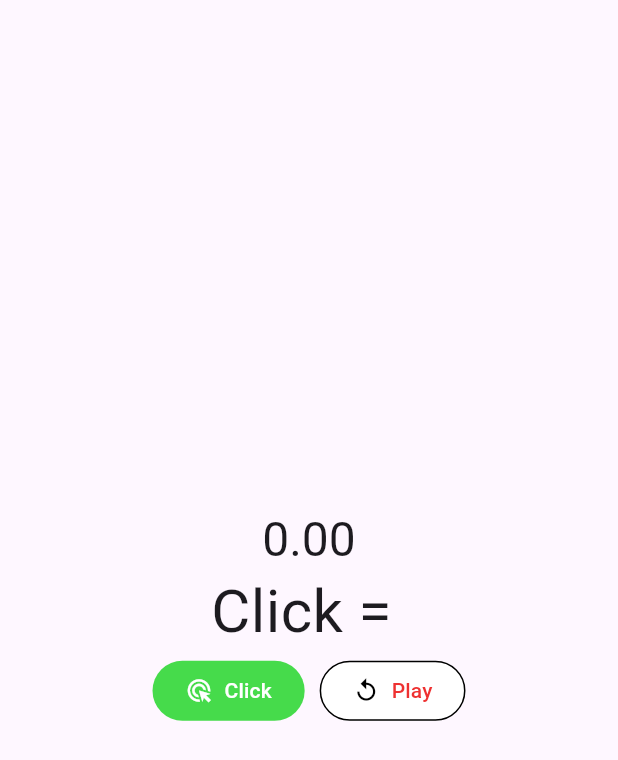
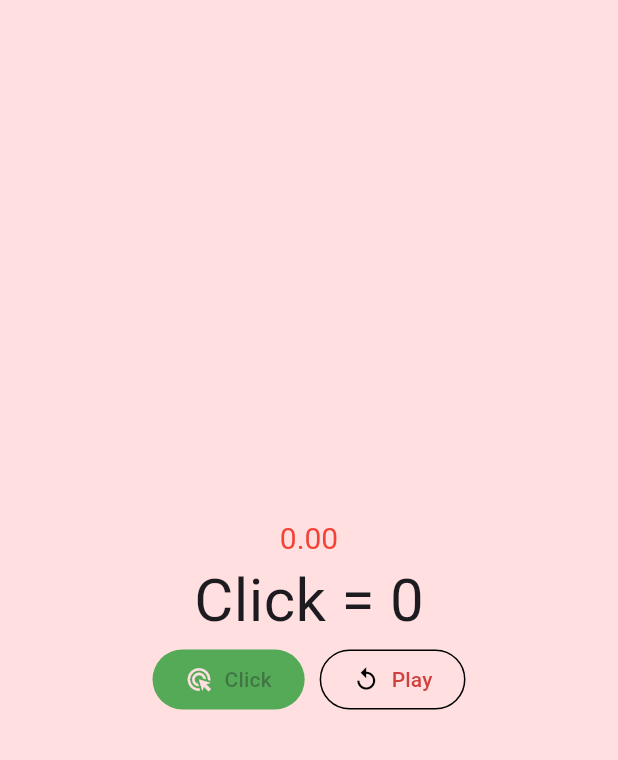
Before and after one commit to Chanon-ai/week4, a Flutter app: the GameClick screen opened directly, after a tap on "Play", on a phone screen of 412 x 824 dp. Shown: the top 760 px of the screen. Run offline on Flutter 3.47's test engine with Material 3 defaults, Android fonts, the phone set to English and light mode, and no system bars; our stand-ins replace google_fonts.

Commit message:
Final Ass2

```diff
--- a/lib/main.dart
+++ b/lib/main.dart
@@ -5,5 +5,5 @@ import 'package:flutter_application_1/week6/week6.3.dart';
 
 
 void main() {
-  runApp(MaterialApp(home: SignIn(), debugShowCheckedModeBanner: false,));
+  runApp(MaterialApp(home: GameClick(), debugShowCheckedModeBanner: false,));
 }
--- a/lib/week6/Ass2.dart
+++ b/lib/week6/Ass2.dart
@@ -8,12 +8,13 @@ class GameClick extends StatefulWidget {
   State<GameClick> createState() => _GameClickState();
 }
 
-const Color bgColor = Colors.white;
+const Color bgColor = Color.fromARGB(255, 255, 223, 223);
 
 class _GameClickState extends State<GameClick> {
-  double count = 1;
+  double count = 1.00;
+  int Click = 0;
   Timer? _timer;
-
+  bool Playing = false;
   void countdown(Timer timer) {
     setState(() {
       if (count > 0) {
@@ -21,40 +22,56 @@ class _GameClickState extends State<GameClick> {
       }
       if (count <= 0) {
         timer.cancel();
+         Playing = false;
       }
     });
   }
 
-  void startTimer() {
+
+  void play() {
+    if (Playing) return;
     _timer?.cancel();
     setState(() {
-      count = 1.00;
+      count = 1.0;
+      Click = 0;
+      Playing = true;
     });
     _timer = Timer.periodic(const Duration(milliseconds: 10), countdown);
+  }
+
+  void clickbut() {
+    if (!Playing || count <= 0) return;
+    setState(() {
+      Click += 1;
+    });
   }
 
   @override
   Widget build(BuildContext context) {
     return Scaffold(
+      backgroundColor: bgColor,
       body: SafeArea(
         child: Column(
           mainAxisAlignment: MainAxisAlignment.center,
           children: [
             Text(
               count.toStringAsFixed(2),
-              style: Theme.of(context).textTheme.headlineLarge,
+              style: Theme.of(context).textTheme.headlineLarge?.copyWith(
+                color: Colors.red,
+                fontSize: 20,
+              ),
             ),
-            Text('Click = ', style: TextStyle(fontSize: 40)),
+
+            Text('Click = $Click', style: TextStyle(fontSize: 40)),
             Row(
               mainAxisAlignment: MainAxisAlignment.center,
               children: [
                 TextButton(
-                  onPressed: startTimer,
+                  onPressed: Playing ? clickbut : null,
                   style: TextButton.styleFrom(
                     foregroundColor: bgColor,
                     iconColor: bgColor,
-                    backgroundColor: const Color.fromARGB(255, 70, 219, 75),
-
+                    backgroundColor: const Color.fromARGB(255, 85, 170, 87),
                   ),
                   child: Padding(
                     padding: const EdgeInsets.only(left: 10, right: 10),
@@ -70,9 +87,9 @@ class _GameClickState extends State<GameClick> {
 
                 SizedBox(width: 10),
                 TextButton(
-                  onPressed: startTimer,
+                  onPressed: play,
                   style: TextButton.styleFrom(
-                    foregroundColor: const Color.fromARGB(255, 238, 49, 49),
+                    foregroundColor: const Color.fromARGB(255, 209, 62, 62),
                     iconColor: Colors.black,
                     backgroundColor: bgColor,
                     side: const BorderSide(color: Colors.black, width: 1),
```
